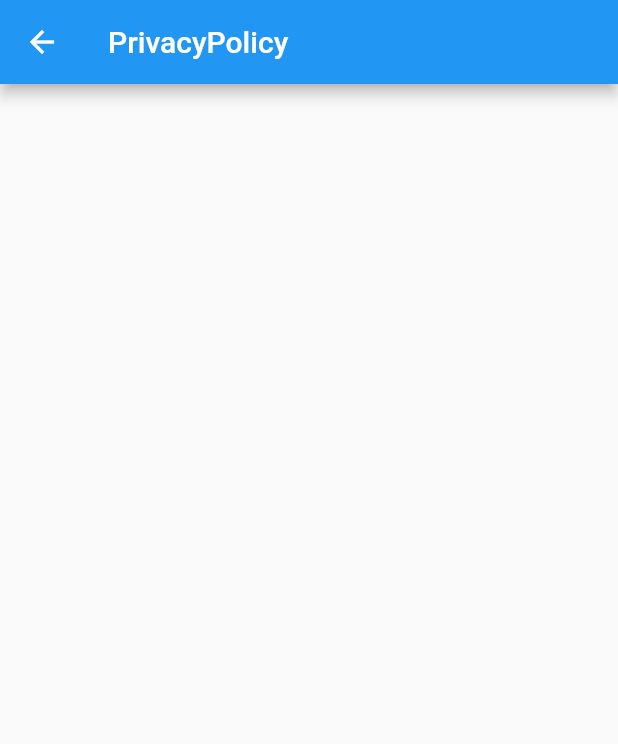
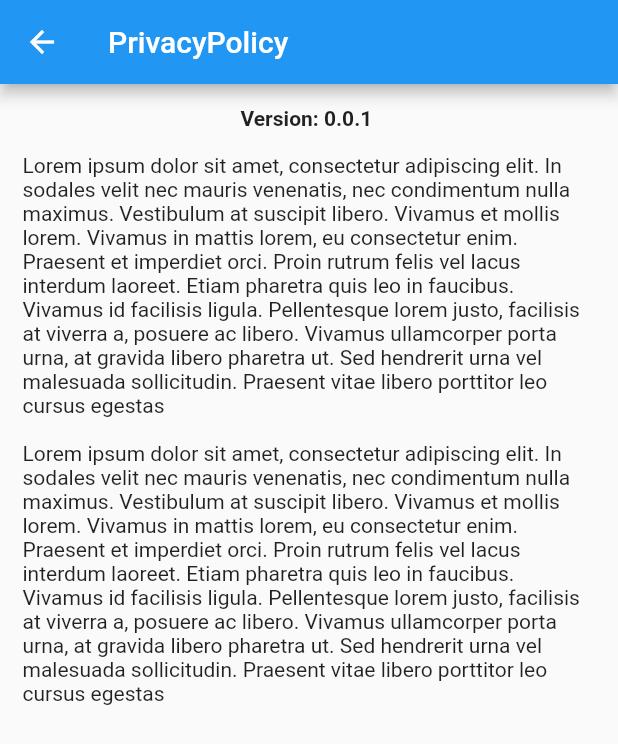
Before and after one commit to Stif-UK/WristCheck, a Flutter app: the screen it shows after launch, in the side drawer, after a tap on "Privacy Policy", on a phone screen of 412 x 824 dp. Shown: the top 744 px of the screen. Run offline on Flutter 3.47's test engine with Material 2 defaults, Android fonts, the phone set to English and light mode, and no system bars; our stand-ins replace get.

Commit message:
Framework for privacy policy copy setup

```diff
--- /dev/null
+++ b/lib/Copy/PrivacyPolicyCopy.dart
@@ -0,0 +1,9 @@
+class PrivacyPolicyCopy{
+  static String versionNumber = "0.0.1";
+  static String privacyWording = "Lorem ipsum dolor sit amet, consectetur adipiscing elit. In sodales velit nec mauris venenatis, nec condimentum nulla maximus. Vestibulum at suscipit libero. Vivamus et mollis lorem. Vivamus in mattis lorem, eu consectetur enim. Praesent et imperdiet orci. Proin rutrum felis vel lacus interdum laoreet. Etiam pharetra quis leo in faucibus. Vivamus id facilisis ligula. Pellentesque lorem justo, facilisis at viverra a, posuere ac libero. Vivamus ullamcorper porta urna, at gravida libero pharetra ut. Sed hendrerit urna vel malesuada sollicitudin. Praesent vitae libero porttitor leo cursus egestas"
+      "\n"
+      "\n"
+      "Lorem ipsum dolor sit amet, consectetur adipiscing elit. In sodales velit nec mauris venenatis, nec condimentum nulla maximus. Vestibulum at suscipit libero. Vivamus et mollis lorem. Vivamus in mattis lorem, eu consectetur enim. Praesent et imperdiet orci. Proin rutrum felis vel lacus interdum laoreet. Etiam pharetra quis leo in faucibus. Vivamus id facilisis ligula. Pellentesque lorem justo, facilisis at viverra a, posuere ac libero. Vivamus ullamcorper porta urna, at gravida libero pharetra ut. Sed hendrerit urna vel malesuada sollicitudin. Praesent vitae libero porttitor leo cursus egestas";
+
+
+}
--- a/lib/ui/PrivacyPolicy.dart
+++ b/lib/ui/PrivacyPolicy.dart
@@ -1,4 +1,5 @@
 import 'package:flutter/material.dart';
+import 'package:wristcheck/Copy/PrivacyPolicyCopy.dart';
 
 class PrivacyPolicy extends StatelessWidget{
 
@@ -9,6 +10,29 @@ class PrivacyPolicy extends StatelessWidget{
         title: const Text("PrivacyPolicy"),
         leading:  IconButton(onPressed: (){Navigator.pop(context);}, icon: const Icon(Icons.arrow_back)),
       ),
+      body: Container(
+        padding: EdgeInsets.all(15.0),
+        child: Column(
+
+          crossAxisAlignment: CrossAxisAlignment.center,
+
+          children: [
+            Padding(
+              padding: EdgeInsets.fromLTRB(0, 0, 0, 15),
+              child: Text("Version: ${PrivacyPolicyCopy.versionNumber} ",
+                style: TextStyle(
+                  fontWeight: FontWeight.bold,
+                ),),
+            ),
+
+
+            Text("${PrivacyPolicyCopy.privacyWording}"),
+
+
+          ],),
+
+      ),
+
 
 
     );
```
